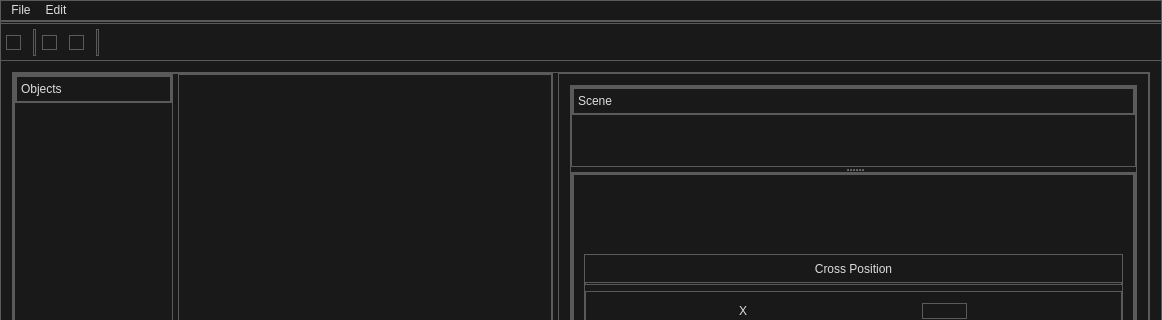
The window that apps/ifc_editor_qt/mainwindow.ui (Jakub-Ciecierski/InfinityCAD) describes before a commit, drawn with Qt 5; both pictures show x 0 to 1162 and y 0 to 320 of the 1162 by 768 pixel window.
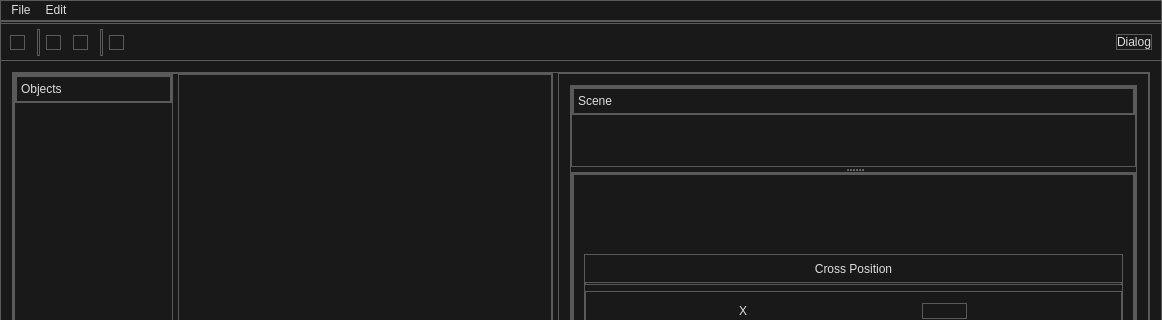
The same window after the commit. Icons and pictures are not drawn. Custom widgets are drawn as their Qt base class.

Commit message: Objects Dialog

Diff of the .ui file:
```diff
--- a/apps/ifc_editor_qt/mainwindow.ui
+++ b/apps/ifc_editor_qt/mainwindow.ui
@@ -344,13 +344,13 @@
       </property>
       <layout class="QHBoxLayout" name="horizontalLayout">
        <property name="leftMargin">
-        <number>5</number>
+        <number>9</number>
        </property>
        <property name="topMargin">
         <number>5</number>
        </property>
        <property name="rightMargin">
-        <number>5</number>
+        <number>9</number>
        </property>
        <property name="bottomMargin">
         <number>5</number>
@@ -447,6 +447,23 @@
          </property>
         </widget>
        </item>
+       <item>
+        <widget class="QCheckBox" name="showPointsCheckbox">
+         <property name="text">
+          <string/>
+         </property>
+         <property name="icon">
+          <iconset resource="resources/icons.qrc">
+           <normaloff>:/cameraButton/icons/points_white.png</normaloff>:/cameraButton/icons/points_white.png</iconset>
+         </property>
+         <property name="iconSize">
+          <size>
+           <width>25</width>
+           <height>25</height>
+          </size>
+         </property>
+        </widget>
+       </item>
        <item>
         <spacer name="horizontalSpacer">
          <property name="orientation">
@@ -460,6 +477,13 @@
          </property>
         </spacer>
        </item>
+       <item>
+        <widget class="QPushButton" name="showObjectsDialogButton">
+         <property name="text">
+          <string>Dialog</string>
+         </property>
+        </widget>
+       </item>
       </layout>
      </widget>
     </item>
```
Left out of the diff: 53 changed lines with no effect on the pictures. The commit also changes 18 other files.
